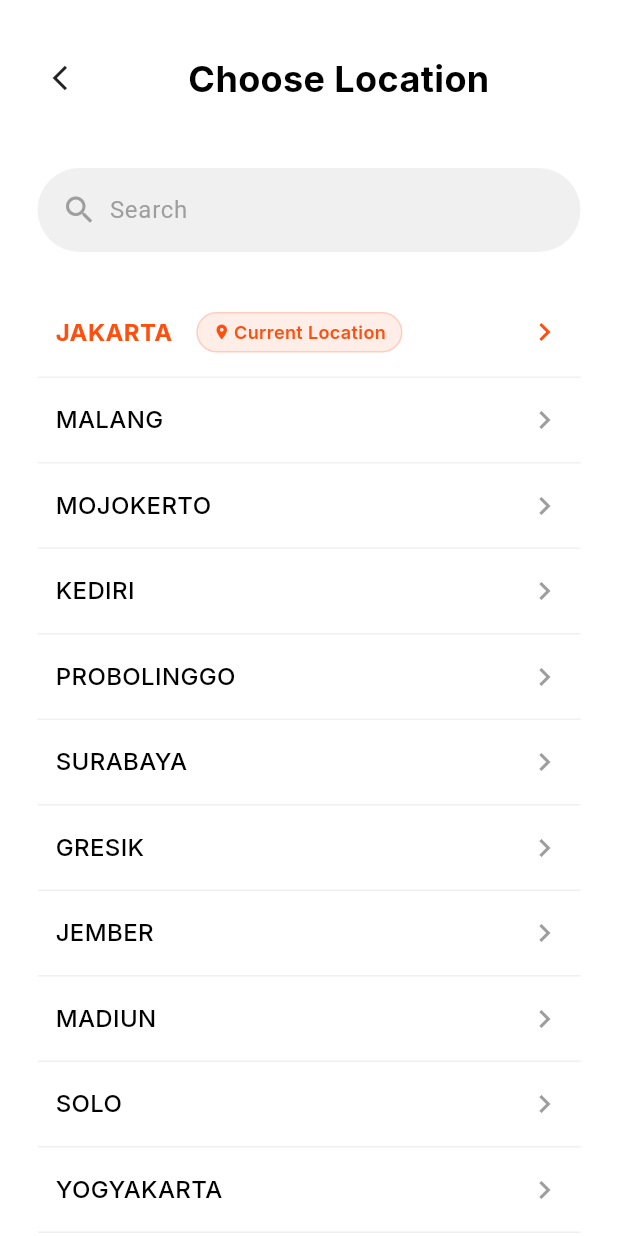
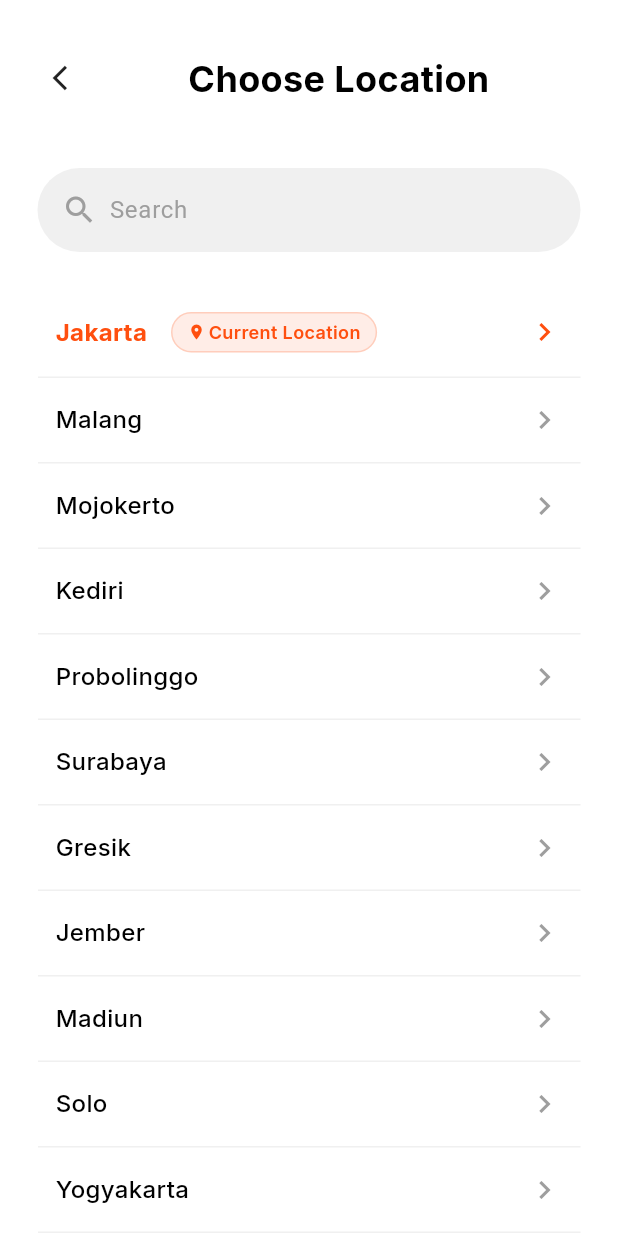
Before and after one commit to akhmaddakhir/aplikasi_teman_resto, a Flutter app: the LocationPermissionPage screen opened by its route, after a tap on "Allow Location Access", after a tap on "Choose Location Manually", on a phone screen of 412 x 824 dp. Run offline on Flutter 3.47's test engine with Material 3 defaults, Android fonts, the phone set to English and light mode, and no system bars; our stand-ins replace cloud_firestore, firebase_auth, firebase_core, flutter_map, flutter_svg, geocoding and 5 more; accounts and stored records are empty; network calls fail; project files that could hold a hidden picture were left out.

Commit message:
update user location management with geocoding and session storage

```diff
--- a/lib/pages/onboarding/choose_location_page.dart
+++ b/lib/pages/onboarding/choose_location_page.dart
@@ -1,4 +1,6 @@
 import 'package:flutter/material.dart';
+import 'package:geolocator/geolocator.dart';
+import 'package:teman_resto/services/location_service.dart';
 import 'package:teman_resto/utils/app_colors.dart';
 
 class ChooseLocationPage extends StatefulWidget {
@@ -9,42 +11,43 @@ class ChooseLocationPage extends StatefulWidget {
 }
 
 class _ChooseLocationPageState extends State<ChooseLocationPage> {
-  static String currentActiveCity = "JAKARTA";
+  static String currentActiveCity = "Jakarta";
+  bool _isLoadingLocation = false;
 
   List<Map<String, dynamic>> locations = [
-    {'name': 'JAKARTA', 'isCurrent': false},
-    {'name': 'MALANG', 'isCurrent': false},
-    {'name': 'MOJOKERTO', 'isCurrent': false},
-    {'name': 'KEDIRI', 'isCurrent': false},
-    {'name': 'PROBOLINGGO', 'isCurrent': false},
-    {'name': 'SURABAYA', 'isCurrent': false},
-    {'name': 'GRESIK', 'isCurrent': false},
-    {'name': 'JEMBER', 'isCurrent': false},
-    {'name': 'MADIUN', 'isCurrent': false},
-    {'name': 'SOLO', 'isCurrent': false},
-    {'name': 'YOGYAKARTA', 'isCurrent': false},
-    {'name': 'PURWOKERTO', 'isCurrent': false},
-    {'name': 'MATARAM', 'isCurrent': false},
-    {'name': 'TEGAL', 'isCurrent': false},
-    {'name': 'CIREBON', 'isCurrent': false},
-    {'name': 'BANDUNG', 'isCurrent': false},
-    {'name': 'PURWAKARTA', 'isCurrent': false},
-    {'name': 'KARAWANG', 'isCurrent': false},
-    {'name': 'CIKARANG', 'isCurrent': false},
-    {'name': 'BEKASI', 'isCurrent': false},
-    {'name': 'BOGOR', 'isCurrent': false},
-    {'name': 'DEPOK', 'isCurrent': false},
-    {'name': 'TANGERANG', 'isCurrent': false},
-    {'name': 'SERANG', 'isCurrent': false},
-    {'name': 'MAKASSAR', 'isCurrent': false},
-    {'name': 'LAMPUNG', 'isCurrent': false},
-    {'name': 'BALIKPAPAN', 'isCurrent': false},
-    {'name': 'SAMARINDA', 'isCurrent': false},
-    {'name': 'PALEMBANG', 'isCurrent': false},
-    {'name': 'BATAM', 'isCurrent': false},
-    {'name': 'PEKANBARU', 'isCurrent': false},
-    {'name': 'MEDAN', 'isCurrent': false},
-    {'name': 'PADANG', 'isCurrent': false},
+    {'name': 'Jakarta', 'isCurrent': false},
+    {'name': 'Malang', 'isCurrent': false},
+    {'name': 'Mojokerto', 'isCurrent': false},
+    {'name': 'Kediri', 'isCurrent': false},
+    {'name': 'Probolinggo', 'isCurrent': false},
+    {'name': 'Surabaya', 'isCurrent': false},
+    {'name': 'Gresik', 'isCurrent': false},
+    {'name': 'Jember', 'isCurrent': false},
+    {'name': 'Madiun', 'isCurrent': false},
+    {'name': 'Solo', 'isCurrent': false},
+    {'name': 'Yogyakarta', 'isCurrent': false},
+    {'name': 'Purwokerto', 'isCurrent': false},
+    {'name': 'Mataram', 'isCurrent': false},
+    {'name': 'Tegal', 'isCurrent': false},
+    {'name': 'Cirebon', 'isCurrent': false},
+    {'name': 'Bandung', 'isCurrent': false},
+    {'name': 'Purwakarta', 'isCurrent': false},
+    {'name': 'Karawang', 'isCurrent': false},
+    {'name': 'Cikarang', 'isCurrent': false},
+    {'name': 'Bekasi', 'isCurrent': false},
+    {'name': 'Bogor', 'isCurrent': false},
+    {'name': 'Depok', 'isCurrent': false},
+    {'name': 'Tangerang', 'isCurrent': false},
+    {'name': 'Serang', 'isCurrent': false},
+    {'name': 'Makassar', 'isCurrent': false},
+    {'name': 'Lampung', 'isCurrent': false},
+    {'name': 'Balikpapan', 'isCurrent': false},
+    {'name': 'Samarinda', 'isCurrent': false},
+    {'name': 'Palembang', 'isCurrent': false},
+    {'name': 'Batam', 'isCurrent': false},
+    {'name': 'Pekanbaru', 'isCurrent': false},
+    {'name': 'Medan', 'isCurrent': false},
+    {'name': 'Padang', 'isCurrent': false},
   ];
 
   String searchQuery = '';
@@ -53,6 +56,66 @@ class _ChooseLocationPageState extends State<ChooseLocationPage> {
   void initState() {
     super.initState();
     _updateCurrentStatus();
+    _detectUserLocation();
+  }
+
+  /// Detect user location dan update current active city
+  Future<void> _detectUserLocation() async {
+    if (!mounted) return;
+
+    setState(() {
+      _isLoadingLocation = true;
+    });
+
+    try {
+      // Request permission
+      final permission = await Geolocator.checkPermission();
+      late LocationPermission permissionStatus;
+
+      if (permission == LocationPermission.denied) {
+        permissionStatus = await Geolocator.requestPermission();
+      } else {
+        permissionStatus = permission;
+      }
+
+      if (permissionStatus == LocationPermission.whileInUse ||
+          permissionStatus == LocationPermission.always) {
+        // Get current position
+        final position = await Geolocator.getCurrentPosition(
+          desiredAccuracy: LocationAccuracy.high,
+          timeLimit: const Duration(seconds: 10),
+        ).catchError((_) async {
+          // Fallback to last known position
+          return await Geolocator.getLastKnownPosition() ??
+              await Geolocator.getCurrentPosition();
+        });
+
+        // Convert position ke city name
+        final city =
+            await LocationService.instance.getCityFromPosition(position);
+
+        if (mounted) {
+          setState(() {
+            currentActiveCity = city;
+            _updateCurrentStatus();
+            _isLoadingLocation = false;
+          });
+        }
+      } else {
+        if (mounted) {
+          setState(() {
+            _isLoadingLocation = false;
+          });
+        }
+      }
+    } catch (e) {
+      print('Error detecting location: $e');
+      if (mounted) {
+        setState(() {
+          _isLoadingLocation = false;
+        });
+      }
+    }
   }
 
   void _updateCurrentStatus() {
@@ -101,7 +164,9 @@ class _ChooseLocationPageState extends State<ChooseLocationPage> {
                     ),
                   ),
                   Expanded(
-                    child: Text(
+                    child: Column(
+                      children: [
+                        Text(
                           'Choose Location',
                           textAlign: TextAlign.center,
                           style: TextStyle(
@@ -110,6 +175,22 @@ class _ChooseLocationPageState extends State<ChooseLocationPage> {
                             fontWeight: FontWeight.bold,
                             color: AppColors.textDark,
                           ),
+                        ),
+                        if (_isLoadingLocation)
+                          Padding(
+                            padding: const EdgeInsets.only(top: 4.0),
+                            child: SizedBox(
+                              height: 12,
+                              width: 12,
+                              child: CircularProgressIndicator(
+                                strokeWidth: 2,
+                                valueColor: AlwaysStoppedAnimation<Color>(
+                                  AppColors.primary.withOpacity(0.6),
+                                ),
+                              ),
+                            ),
+                          ),
+                      ],
                     ),
                   ),
                 ],
--- a/lib/services/auth_service.dart
+++ b/lib/services/auth_service.dart
@@ -180,7 +180,7 @@ class AuthService {
 
       if (!userDoc.exists) {
         // Dokumen hilang → buat ulang
-        print('[AuthService] Dokumen user hilang, membuat ulang...');
+        print('[AuthService] Dokumen user hilang, membuat ulang');
         final newUser = UserModel(
           uid: customUserId,
           firebaseUid: firebaseUser.uid,
--- a/pubspec.yaml
+++ b/pubspec.yaml
@@ -32,6 +32,7 @@ dependencies:
   flutter_map: ^6.1.0
   latlong2: ^0.9.1
   geolocator: ^12.0.0
+  geocoding: ^3.0.0
 
 dev_dependencies:
   flutter_test:
```
Also changed, not shown: lib/pages/home/home_page.dart (+60 -5 lines), lib/pages/onboarding/complete_profile_page.dart (+5 -5 lines), lib/pages/profile/profile_page.dart (+25 -11 lines), lib/services/location_service.dart (+49 -0 lines), lib/services/session_service.dart (+36 -0 lines), pubspec.lock. Lines whose indentation alone changed are shown as unchanged.
